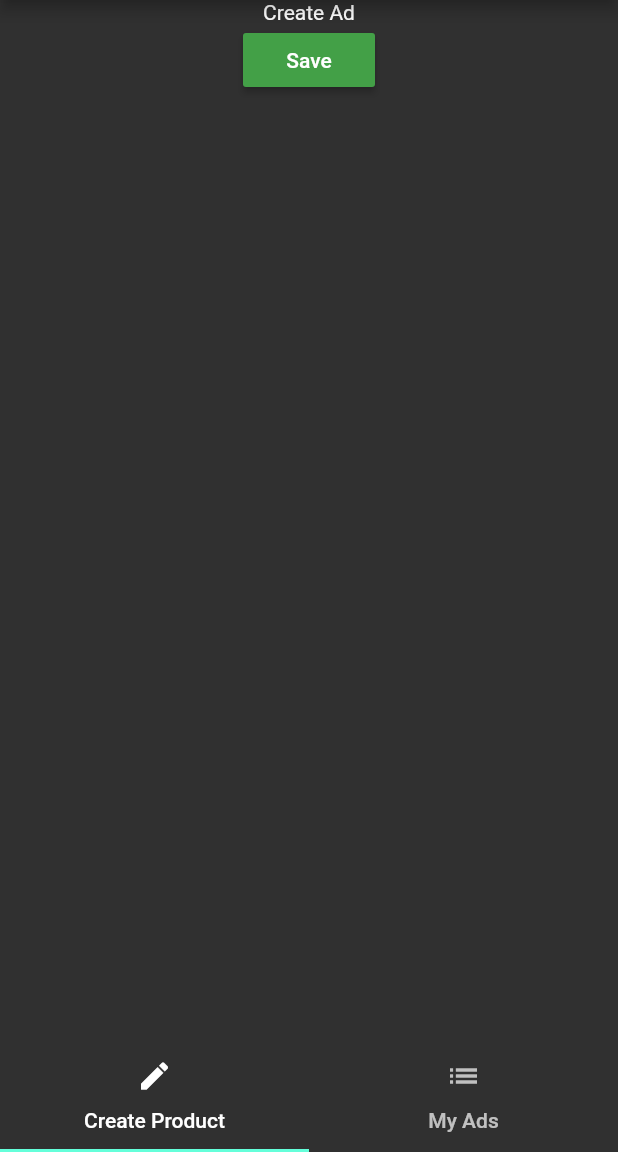
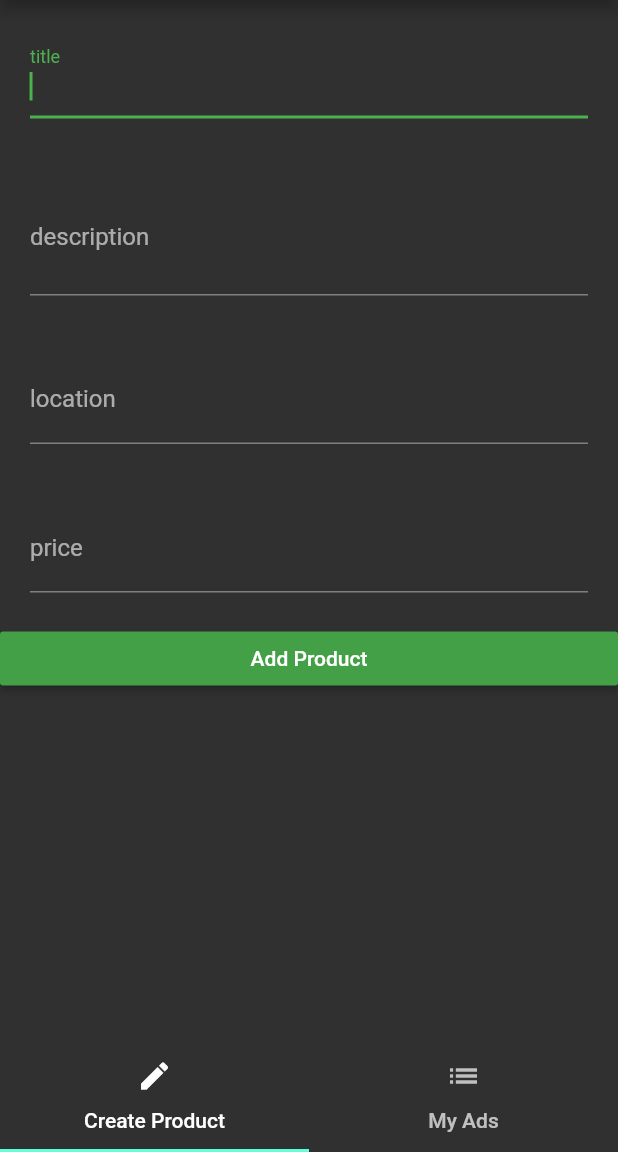
Before and after one commit to ShanjinurIslam/Snatok-Flutter, a Flutter app: the AdManagement screen opened by its route, on a phone screen of 412 x 824 dp, the part 84-1236 px from its top. Run offline on Flutter 3.47's test engine with Material 2 defaults, Android fonts, the phone set to English and light mode, and no system bars.

Commit message:
git added form

```diff
--- a/snatok/lib/views/auth.dart
+++ b/snatok/lib/views/auth.dart
@@ -7,7 +7,7 @@ class AuthPageView extends StatelessWidget {
       appBar: AppBar(
         title: Text('Log In'),
       ),
-      body: Column(
+      body: ListView(
         children: <Widget>[
           Container(
             margin: EdgeInsets.all(10),
@@ -45,15 +45,13 @@ class AuthPageView extends StatelessWidget {
                   style: TextStyle(color: Colors.white),
                 ),
                 onPressed: () {
-                  Navigator.pushReplacementNamed(context, '/home') ;
+                  Navigator.pushReplacementNamed(context, '/home');
                 },
                 color: Colors.green,
               )
             ],
           ),
         ],
-        mainAxisAlignment: MainAxisAlignment.center,
-        crossAxisAlignment: CrossAxisAlignment.center,
       ),
     );
   }
--- a/snatok/lib/views/create_ad.dart
+++ b/snatok/lib/views/create_ad.dart
@@ -1,18 +1,64 @@
 import 'package:flutter/material.dart';
 
-class CreateAd extends StatelessWidget {
+class CreateAd extends StatefulWidget {
+  @override
+  State<StatefulWidget> createState() {
+    return _CreateAdState();
+  }
+}
+
+class _CreateAdState extends State<CreateAd> {
+  String title = "";
+  String description = "";
+  String topic = "";
+  double price = 0;
+
+  Widget buildTextField(String fieldName,
+      {double p,
+      TextInputType t = TextInputType.text,
+      int maxLine = 1,
+      String m = ""}) {
+    return Container(
+      child: TextField(
+        autofocus: true,
+        keyboardType: t,
+        decoration: InputDecoration(labelText: fieldName),
+        maxLines: maxLine,
+        onChanged: (String value) {
+          setState(() {
+            if (m == "")
+              p = double.parse(value);
+            else
+              m = value;
+          });
+        },
+      ),
+      margin: EdgeInsets.all(20),
+    );
+  }
+
   @override
   Widget build(BuildContext context) {
     return Center(
-        child: Column(
+        child: ListView(
       children: <Widget>[
-        Text('Create Ad'),
+        buildTextField('title', m: title),
+        buildTextField('description', maxLine: 2, m: description),
+        buildTextField(
+          'location',
+          m: topic,
+        ),
+        buildTextField('price', m: "", p: price, t: TextInputType.number),
         RaisedButton(
-          child: Text('Save'),
+          child: Text('Add Product'),
           onPressed: () {
-            showModalBottomSheet(context: context,builder: (BuildContext context){
-              return Center(child: Text('data'),) ;
-            }) ;
+            showModalBottomSheet(
+                context: context,
+                builder: (BuildContext context) {
+                  return Center(
+                    child: Text('data'),
+                  );
+                });
           },
         )
       ],
```
